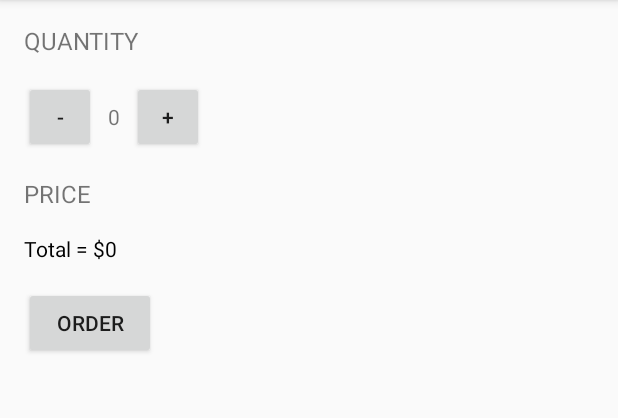
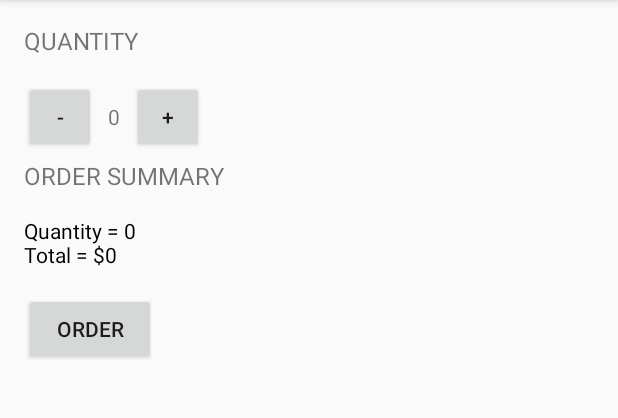
Before and after one commit to ndw6152/udacity_androidDevBeginner, an Android app: the screen it shows after launch (MainActivity), after a tap on "ORDER", on a phone screen of 412 x 824 dp, the part 84-502 px from its top. Run offline under Robolectric (Android 15) with nearby library versions, the phone set to English and light mode, and no system bars.

Commit message:
using const var

```diff
--- a/OrderPicker/app/src/main/java/com/udacity/anonealio/orderpicker/MainActivity.java
+++ b/OrderPicker/app/src/main/java/com/udacity/anonealio/orderpicker/MainActivity.java
@@ -19,18 +19,21 @@ public class MainActivity extends AppCompatActivity {
         setContentView(R.layout.activity_main);
     }
 
+    ///// button functions
     /**
      * This method is called when the order button is clicked.
      */
     public void submitOrder(View view) {
-        displayPrice(quantity);
+
+        int price = calculatePrice(quantity);
+        displaySummary(quantity, price);
     }
 
     /**
      * This method is called when the + button is clicked.
      */
     public void increment(View view) {
-        display(++quantity);
+        displayQuantity(++quantity);
     }
 
     /**
@@ -38,31 +41,40 @@ public class MainActivity extends AppCompatActivity {
      */
     public void decrement(View view) {
         if(--quantity < 0)
-            quantity=0;
-        display(quantity);
+            quantity = 0;
+        displayQuantity(quantity);
     }
 
+    ///// /button functions
+
+    /**
+     * This method displays the summary of the order with the quantity and total price
+     */
+    private void displaySummary(int quantity, int price) {
+        TextView quantityTextView = (TextView) findViewById(R.id.order_summary_text_view);
+        quantityTextView.setText("Quantity = " + quantity + "\nTotal = $" + price);
+    }
     /**
      * This method displays the given quantity value on the screen.
      */
-    private void display(int number) {
+    private void displayQuantity(int numberOfCoffee) {
         TextView quantityTextView = (TextView) findViewById(R.id.quantity_text_view);
-        quantityTextView.setText("" + number);
+        quantityTextView.setText("" + numberOfCoffee);
     }
 
     /**
      * This method displays the given price value for the quantity of order on the screen.
      */
-    private void displayPrice(int number) {
-        TextView quantityTextView = (TextView) findViewById(R.id.price_text_view);
-        quantityTextView.setText("Total = $" + number * CONST_PRICE);
+    private void displayPrice(int price) {
+        TextView quantityTextView = (TextView) findViewById(R.id.order_summary_text_view);
+        quantityTextView.setText("Total = $" + price);
     }
 
     /**
-     * This method displays the given price value for the quantity of order on the screen.
+     * Calculates the price of the order based on the current quantity.
+     * @return the price
      */
-    private void displayMessage(String message) {
-        TextView priceTextView = (TextView) findViewById(R.id.price_text_view);
-        priceTextView.setText(message);
+    private int calculatePrice(int quantity) {
+        return quantity * CONST_PRICE;
     }
 }
--- a/OrderPicker/app/src/main/res/layout/activity_main.xml
+++ b/OrderPicker/app/src/main/res/layout/activity_main.xml
@@ -24,7 +24,6 @@
         <Button
             android:layout_width="48dp"
             android:layout_height="48dp"
-            android:layout_marginBottom="4dp"
             android:layout_marginLeft="16dp"
             android:layout_marginStart="16dp"
             android:onClick="decrement"
@@ -42,7 +41,7 @@
         <Button
             android:layout_width="48dp"
             android:layout_height="48dp"
-            android:layout_marginBottom="16dp"
+            android:layout_marginBottom="4dp"
             android:layout_marginLeft="8dp"
             android:layout_marginStart="8dp"
             android:onClick="increment"
@@ -55,27 +54,24 @@
     <TextView
         android:layout_width="match_parent"
         android:layout_height="wrap_content"
-        android:layout_marginBottom="16dp"
         android:layout_marginLeft="16dp"
         android:layout_marginStart="16dp"
-        android:text="Price"
+        android:text="Order Summary"
         android:textAllCaps="true"
-        android:textSize="16sp" />
+        android:textSize="16sp"
+        android:id="@+id/textView" />
 
     <TextView
-        android:id="@+id/price_text_view"
+        android:id="@+id/order_summary_text_view"
         android:layout_width="match_parent"
         android:layout_height="wrap_content"
-        android:layout_marginBottom="16dp"
-        android:layout_marginLeft="16dp"
-        android:layout_marginStart="16dp"
+        android:layout_margin="16dp"
         android:text="$0"
         android:textColor="#000000" />
 
     <Button
         android:layout_width="wrap_content"
         android:layout_height="wrap_content"
-        android:layout_marginBottom="16dp"
         android:layout_marginLeft="16dp"
         android:layout_marginStart="16dp"
         android:onClick="submitOrder"
```
